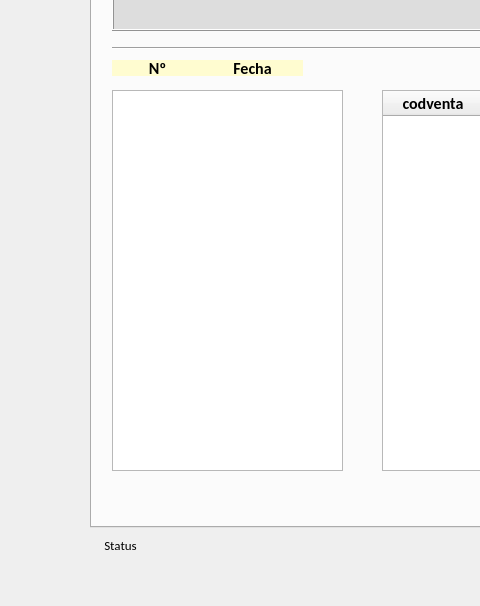
Before: the Qt Designer form ventana.ui in BertoAlv/ProDam2021, drawn with Qt 5; both pictures show x 0 to 480 and y 323 to 929 of the 1070 by 929 pixel window.
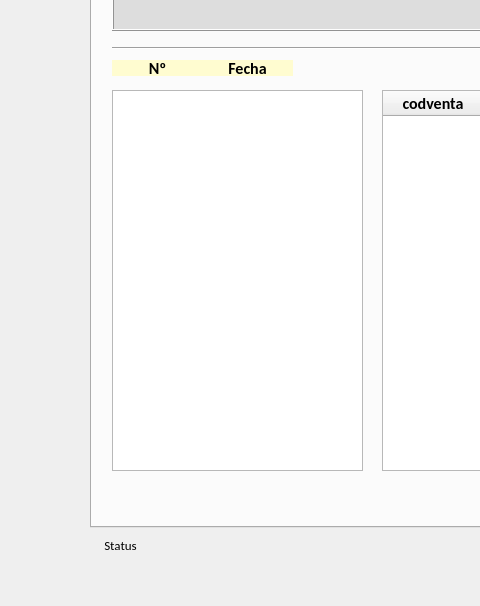
After: the same form once the commit is applied. Icons and pictures are not drawn.

Patch:
```diff
--- a/ventana.ui
+++ b/ventana.ui
@@ -1211,7 +1211,7 @@
        <rect>
         <x>20</x>
         <y>270</y>
-        <width>231</width>
+        <width>251</width>
         <height>381</height>
        </rect>
       </property>
@@ -1357,7 +1357,7 @@
        <rect>
         <x>110</x>
         <y>240</y>
-        <width>101</width>
+        <width>91</width>
         <height>16</height>
        </rect>
       </property>
```
